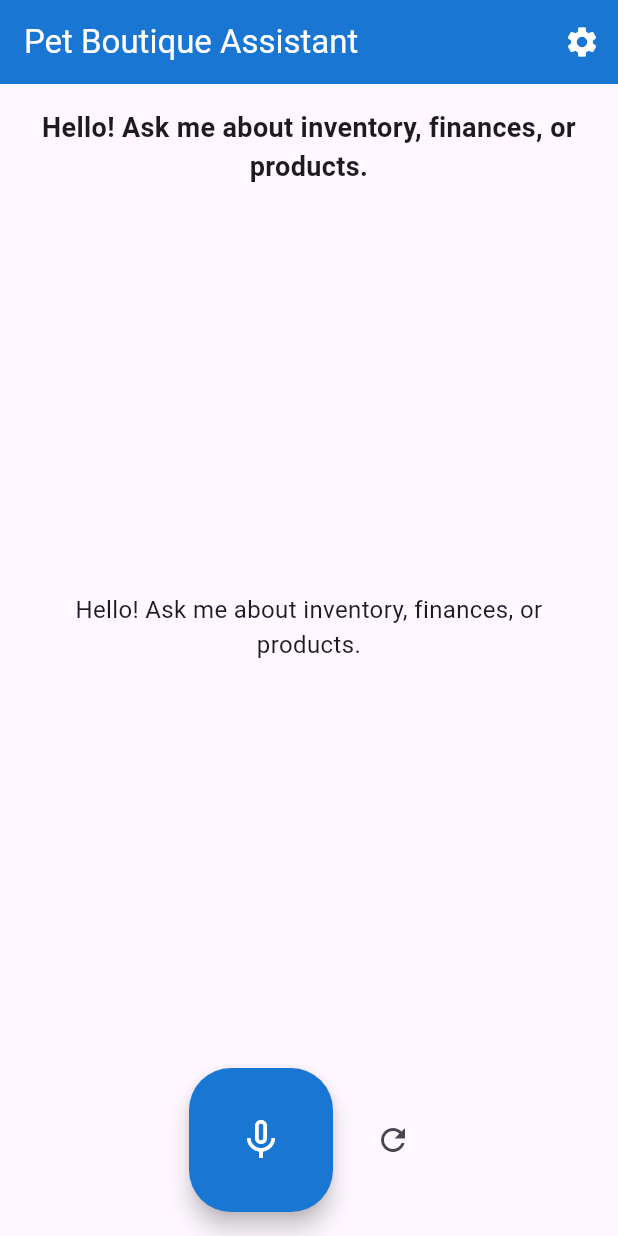
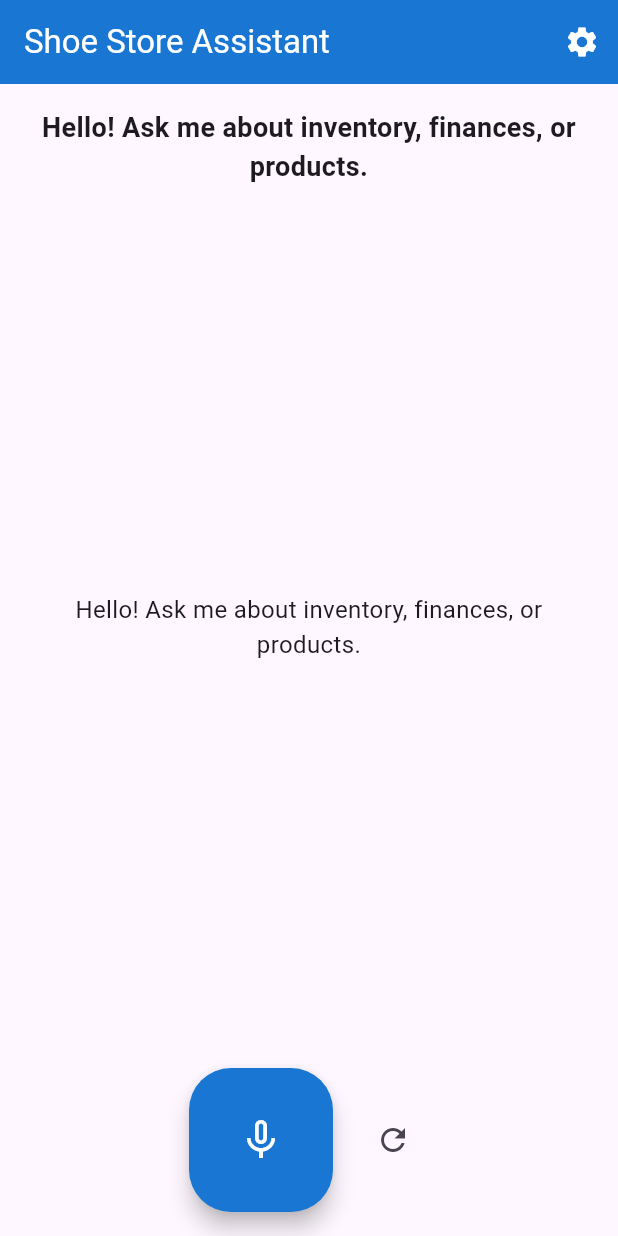
Before and after one commit to hezronokwach/morphic-agent, a Flutter app: the screen it shows after launch, on a phone screen of 412 x 824 dp. Run offline on Flutter 3.47's test engine with Material 3 defaults, Android fonts, the light colour scheme and no system bars; our stand-ins replace audioplayers, fl_chart, flutter_dotenv, permission_handler, speech_to_text.

Commit message:
fix(home_screen): delay appState initialization and update app title
- Move AppState initialization and speech setup to post frame callback
- Change app bar title from 'Pet Boutique Assistant' to 'Shoe Store Assistant'

```diff
--- a/lib/screens/home_screen.dart
+++ b/lib/screens/home_screen.dart
@@ -18,9 +18,11 @@ class _MyHomePageState extends State<MyHomePage> {
   @override
   void initState() {
     super.initState();
-    final appState = context.read<AppState>();
-    appState.initialize();
-    appState.initializeSpeech();
+    WidgetsBinding.instance.addPostFrameCallback((_) {
+      final appState = context.read<AppState>();
+      appState.initialize();
+      appState.initializeSpeech();
+    });
   }
 
   Future<void> _handleMicPress() async {
@@ -44,7 +46,7 @@ class _MyHomePageState extends State<MyHomePage> {
   Widget build(BuildContext context) {
     return Scaffold(
       appBar: AppBar(
-        title: const Text('Pet Boutique Assistant'),
+        title: const Text('Shoe Store Assistant'),
         backgroundColor: const Color(0xFF1976D2),
         foregroundColor: Colors.white,
         actions: [
```
